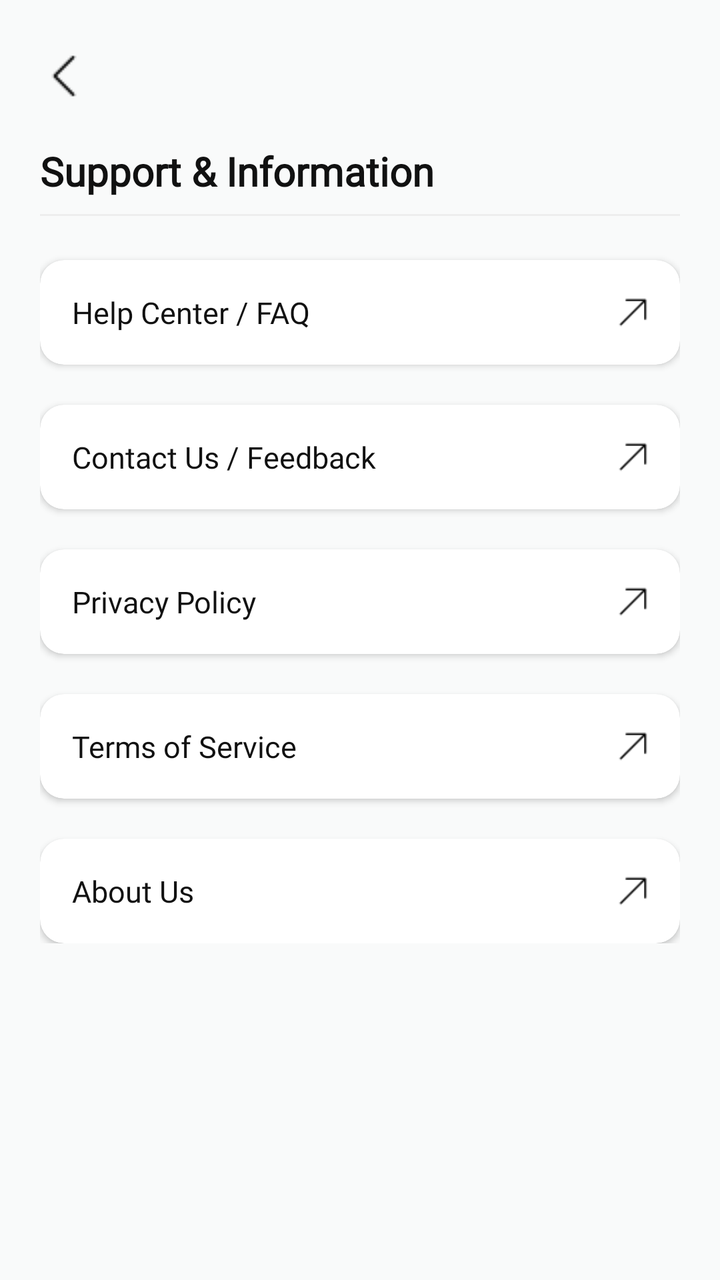
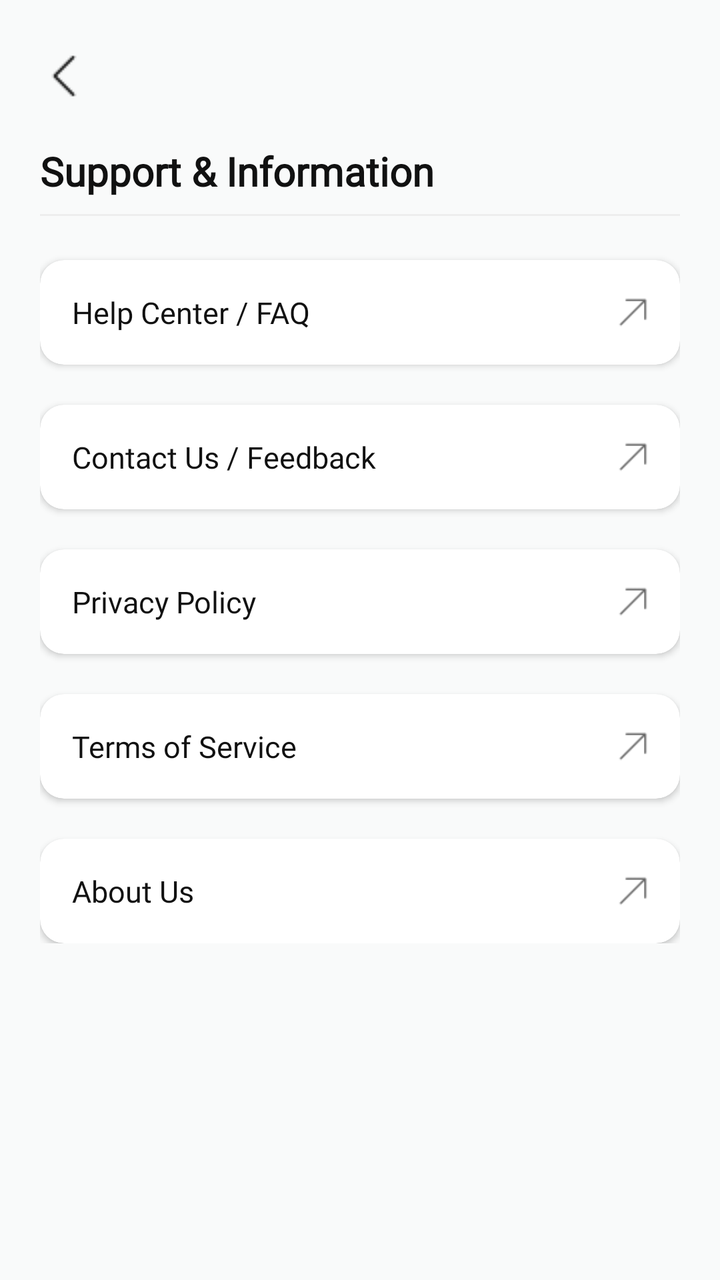

Before-and-after screenshots of an Android layout around one commit, followed by the original layout XML and the change that was made.
<!-- AndroidManifest.xml: application theme Theme.SmartGrow -->
<!-- res/layout/fragment_support_info.xml -->
<?xml version="1.0" encoding="utf-8"?>
<androidx.constraintlayout.widget.ConstraintLayout
    xmlns:android="http://schemas.android.com/apk/res/android"
    xmlns:app="http://schemas.android.com/apk/res-auto"
    android:layout_width="match_parent"
    android:layout_height="match_parent"
    android:background="#F9FAFA"
    android:padding="20dp">

    <ImageView
        android:id="@+id/btn_back_support"
        android:layout_width="wrap_content"
        android:layout_height="36dp"
        android:background="?attr/selectableItemBackgroundBorderless"
        android:clickable="true"
        android:focusable="true"
        android:src="@drawable/ic_back"
        app:layout_constraintStart_toStartOf="parent"
        app:layout_constraintTop_toTopOf="parent"
        android:contentDescription="Go back"/>

    <TextView
        android:id="@+id/tv_support_info_title"
        android:layout_width="wrap_content"
        android:layout_height="wrap_content"
        android:layout_marginTop="16dp"
        android:text="Support &amp; Information"
        android:textColor="#111111"
        android:textSize="20sp"
        android:textStyle="bold"
        android:fontFamily="@font/poppins"
        app:layout_constraintStart_toStartOf="parent"
        app:layout_constraintTop_toBottomOf="@id/btn_back_support" />

    <View
        android:id="@+id/header_divider"
        android:layout_width="match_parent"
        android:layout_height="1dp"
        android:background="#EEEEEE"
        android:layout_marginTop="8dp"
        app:layout_constraintTop_toBottomOf="@id/tv_support_info_title"/>

    <LinearLayout
        android:layout_width="match_parent"
        android:layout_height="wrap_content"
        android:layout_marginTop="12dp"
        android:orientation="vertical"
        app:layout_constraintTop_toBottomOf="@id/header_divider">

        <com.google.android.material.card.MaterialCardView
            android:id="@+id/item_help_center"
            android:layout_width="match_parent"
            android:layout_height="wrap_content"
            android:layout_marginBottom="10dp"
            android:clickable="true"
            android:focusable="true"
            android:layout_marginTop="10dp"
            android:foreground="?attr/selectableItemBackground"
            app:cardBackgroundColor="#FFFFFF"
            app:cardCornerRadius="12dp"
            app:strokeWidth="0dp"
            app:cardElevation="2dp">
            <androidx.constraintlayout.widget.ConstraintLayout
                android:layout_width="match_parent"
                android:layout_height="wrap_content"
                android:padding="16dp">
                <TextView
                    android:layout_width="wrap_content"
                    android:layout_height="wrap_content"
                    android:text="Help Center / FAQ"
                    android:textColor="#111111"
                    android:textSize="15sp"
                    android:fontFamily="@font/poppins"
                    app:layout_constraintStart_toStartOf="parent"
                    app:layout_constraintTop_toTopOf="parent"
                    app:layout_constraintBottom_toBottomOf="parent" />
                <ImageView
                    android:layout_width="15dp"
                    android:layout_height="15dp"
                    android:src="@drawable/ic_up_right"
                    app:layout_constraintEnd_toEndOf="parent"
                    app:layout_constraintTop_toTopOf="parent"
                    app:layout_constraintBottom_toBottomOf="parent" />
            </androidx.constraintlayout.widget.ConstraintLayout>
        </com.google.android.material.card.MaterialCardView>

        <com.google.android.material.card.MaterialCardView
            android:id="@+id/item_contact_us"
            android:layout_width="match_parent"
            android:layout_height="wrap_content"
            android:layout_marginBottom="10dp"
            android:clickable="true"
            android:focusable="true"
            android:layout_marginTop="10dp"
            android:foreground="?attr/selectableItemBackground"
            app:cardBackgroundColor="#FFFFFF"
            app:cardCornerRadius="12dp"
            app:strokeWidth="0dp"
            app:cardElevation="2dp">
            <androidx.constraintlayout.widget.ConstraintLayout
                android:layout_width="match_parent"
                android:layout_height="wrap_content"
                android:padding="16dp">
                <TextView
                    android:layout_width="wrap_content"
                    android:layout_height="wrap_content"
                    android:text="Contact Us / Feedback"
                    android:textColor="#111111"
                    android:textSize="15sp"
                    android:fontFamily="@font/poppins"
                    app:layout_constraintStart_toStartOf="parent"
                    app:layout_constraintTop_toTopOf="parent"
                    app:layout_constraintBottom_toBottomOf="parent" />
                <ImageView
                    android:layout_width="15dp"
                    android:layout_height="15dp"
                    android:src="@drawable/ic_up_right"
                    app:layout_constraintEnd_toEndOf="parent"
                    app:layout_constraintTop_toTopOf="parent"
                    app:layout_constraintBottom_toBottomOf="parent" />
            </androidx.constraintlayout.widget.ConstraintLayout>
        </com.google.android.material.card.MaterialCardView>

        <com.google.android.material.card.MaterialCardView
            android:id="@+id/item_privacy_policy"
            android:layout_width="match_parent"
            android:layout_height="wrap_content"
            android:layout_marginBottom="10dp"
            android:clickable="true"
            android:focusable="true"
            android:layout_marginTop="10dp"
            android:foreground="?attr/selectableItemBackground"
            app:cardBackgroundColor="#FFFFFF"
            app:cardCornerRadius="12dp"
            app:strokeWidth="0dp"
            app:cardElevation="2dp">
            <androidx.constraintlayout.widget.ConstraintLayout
                android:layout_width="match_parent"
                android:layout_height="wrap_content"
                android:padding="16dp">
                <TextView
                    android:layout_width="wrap_content"
                    android:layout_height="wrap_content"
                    android:text="Privacy Policy"
                    android:textColor="#111111"
                    android:textSize="15sp"
                    android:fontFamily="@font/poppins"
                    app:layout_constraintStart_toStartOf="parent"
                    app:layout_constraintTop_toTopOf="parent"
                    app:layout_constraintBottom_toBottomOf="parent" />
                <ImageView
                    android:layout_width="15dp"
                    android:layout_height="15dp"
                    android:src="@drawable/ic_up_right"
                    app:layout_constraintEnd_toEndOf="parent"
                    app:layout_constraintTop_toTopOf="parent"
                    app:layout_constraintBottom_toBottomOf="parent" />
            </androidx.constraintlayout.widget.ConstraintLayout>
        </com.google.android.material.card.MaterialCardView>

        <com.google.android.material.card.MaterialCardView
            android:id="@+id/item_terms_service"
            android:layout_width="match_parent"
            android:layout_height="wrap_content"
            android:layout_marginBottom="10dp"
            android:clickable="true"
            android:focusable="true"
            android:layout_marginTop="10dp"
            android:foreground="?attr/selectableItemBackground"
            app:cardBackgroundColor="#FFFFFF"
            app:cardCornerRadius="12dp"
            app:strokeWidth="0dp"
            app:cardElevation="2dp">
            <androidx.constraintlayout.widget.ConstraintLayout
                android:layout_width="match_parent"
                android:layout_height="wrap_content"
                android:padding="16dp">
                <TextView
                    android:layout_width="wrap_content"
                    android:layout_height="wrap_content"
                    android:text="Terms of Service"
                    android:textColor="#111111"
                    android:textSize="15sp"
                    android:fontFamily="@font/poppins"
                    app:layout_constraintStart_toStartOf="parent"
                    app:layout_constraintTop_toTopOf="parent"
                    app:layout_constraintBottom_toBottomOf="parent" />
                <ImageView
                    android:layout_width="15dp"
                    android:layout_height="15dp"
                    android:src="@drawable/ic_up_right"
                    app:layout_constraintEnd_toEndOf="parent"
                    app:layout_constraintTop_toTopOf="parent"
                    app:layout_constraintBottom_toBottomOf="parent" />
            </androidx.constraintlayout.widget.ConstraintLayout>
        </com.google.android.material.card.MaterialCardView>

        <com.google.android.material.card.MaterialCardView
            android:id="@+id/item_about_smartgrow"
            android:layout_width="match_parent"
            android:layout_height="wrap_content"
            app:cardBackgroundColor="#FFFFFF"
            app:cardCornerRadius="12dp"
            app:strokeWidth="0dp"
            android:layout_marginTop="10dp"
            app:cardElevation="2dp">
            <androidx.constraintlayout.widget.ConstraintLayout
                android:layout_width="match_parent"
                android:layout_height="wrap_content"
                android:padding="16dp">
                <TextView
                    android:id="@+id/tv_about_app"
                    android:layout_width="wrap_content"
                    android:layout_height="wrap_content"
                    android:text="About Us"
                    android:textColor="#111111"
                    android:textSize="15sp"
                    android:fontFamily="@font/poppins"
                    app:layout_constraintStart_toStartOf="parent"
                    app:layout_constraintTop_toTopOf="parent" />
                <ImageView
                    android:layout_width="15dp"
                    android:layout_height="15dp"
                    android:src="@drawable/ic_up_right"
                    app:layout_constraintEnd_toEndOf="parent"
                    app:layout_constraintTop_toTopOf="parent"
                    app:layout_constraintBottom_toBottomOf="parent" />

            </androidx.constraintlayout.widget.ConstraintLayout>
        </com.google.android.material.card.MaterialCardView>

    </LinearLayout>
</androidx.constraintlayout.widget.ConstraintLayout>
<!-- resources referenced by this layout -->
<resources>
  <!-- drawable ic_back: png bitmap (drawable, 215 bytes) -->
  <!-- drawable ic_up_right: png bitmap (drawable, 299 bytes) -->
  <style name="Theme.SmartGrow" parent="Base.Theme.SmartGrow" />
  <style name="Base.Theme.SmartGrow" parent="Theme.Material3.DayNight.NoActionBar">
          <item name="android:windowBackground">@android:color/white</item>
          <item name="android:windowDisablePreview">true</item>
  
          
          <item name="android:statusBarColor">#FFFFFF</item>
          <item name="android:windowLightStatusBar">true</item>
  
          
          <item name="android:navigationBarColor">#FFFFFF</item>
          <item name="android:windowLightNavigationBar" tools:targetApi="o">true</item>
  
          <item name="android:windowDrawsSystemBarBackgrounds">true</item>
          <item name="android:windowTranslucentStatus">false</item>
          <item name="android:windowTranslucentNavigation">false</item>
      </style>
</resources>

<!-- the commit's change to res/layout/fragment_support_info.xml (unified diff, before → after) -->
@@ -4,7 +4,7 @@
     xmlns:app="http://schemas.android.com/apk/res-auto"
     android:layout_width="match_parent"
     android:layout_height="match_parent"
-    android:background="#F9FAFA"
+    android:background="@color/background"
     android:padding="20dp">
 
     <ImageView
@@ -17,6 +17,7 @@
         android:src="@drawable/ic_back"
         app:layout_constraintStart_toStartOf="parent"
         app:layout_constraintTop_toTopOf="parent"
+        app:tint="@color/text_primary"
         android:contentDescription="Go back"/>
 
     <TextView
@@ -25,7 +26,7 @@
         android:layout_height="wrap_content"
         android:layout_marginTop="16dp"
         android:text="Support &amp; Information"
-        android:textColor="#111111"
+        android:textColor="@color/text_primary"
         android:textSize="20sp"
         android:textStyle="bold"
         android:fontFamily="@font/poppins"
@@ -36,7 +37,7 @@
         android:id="@+id/header_divider"
         android:layout_width="match_parent"
         android:layout_height="1dp"
-        android:background="#EEEEEE"
+        android:background="@color/divider"
         android:layout_marginTop="8dp"
         app:layout_constraintTop_toBottomOf="@id/tv_support_info_title"/>
 
@@ -56,7 +57,7 @@
             android:focusable="true"
             android:layout_marginTop="10dp"
             android:foreground="?attr/selectableItemBackground"
-            app:cardBackgroundColor="#FFFFFF"
+            app:cardBackgroundColor="@color/card_background"
             app:cardCornerRadius="12dp"
             app:strokeWidth="0dp"
             app:cardElevation="2dp">
@@ -68,16 +69,17 @@
                     android:layout_width="wrap_content"
                     android:layout_height="wrap_content"
                     android:text="Help Center / FAQ"
-                    android:textColor="#111111"
-                    android:textSize="15sp"
-                    android:fontFamily="@font/poppins"
-                    app:layout_constraintStart_toStartOf="parent"
-                    app:layout_constraintTop_toTopOf="parent"
-                    app:layout_constraintBottom_toBottomOf="parent" />
-                <ImageView
-                    android:layout_width="15dp"
-                    android:layout_height="15dp"
-                    android:src="@drawable/ic_up_right"
+                    android:textColor="@color/text_primary"
+                    android:textSize="15sp"
+                    android:fontFamily="@font/poppins"
+                    app:layout_constraintStart_toStartOf="parent"
+                    app:layout_constraintTop_toTopOf="parent"
+                    app:layout_constraintBottom_toBottomOf="parent" />
+                <ImageView
+                    android:layout_width="15dp"
+                    android:layout_height="15dp"
+                    android:src="@drawable/ic_up_right"
+                    app:tint="@color/text_secondary"
                     app:layout_constraintEnd_toEndOf="parent"
                     app:layout_constraintTop_toTopOf="parent"
                     app:layout_constraintBottom_toBottomOf="parent" />
@@ -93,7 +95,7 @@
             android:focusable="true"
             android:layout_marginTop="10dp"
             android:foreground="?attr/selectableItemBackground"
-            app:cardBackgroundColor="#FFFFFF"
+            app:cardBackgroundColor="@color/card_background"
             app:cardCornerRadius="12dp"
             app:strokeWidth="0dp"
             app:cardElevation="2dp">
@@ -105,16 +107,17 @@
                     android:layout_width="wrap_content"
                     android:layout_height="wrap_content"
                     android:text="Contact Us / Feedback"
-                    android:textColor="#111111"
-                    android:textSize="15sp"
-                    android:fontFamily="@font/poppins"
-                    app:layout_constraintStart_toStartOf="parent"
-                    app:layout_constraintTop_toTopOf="parent"
-                    app:layout_constraintBottom_toBottomOf="parent" />
-                <ImageView
-                    android:layout_width="15dp"
-                    android:layout_height="15dp"
-                    android:src="@drawable/ic_up_right"
+                    android:textColor="@color/text_primary"
+                    android:textSize="15sp"
+                    android:fontFamily="@font/poppins"
+                    app:layout_constraintStart_toStartOf="parent"
+                    app:layout_constraintTop_toTopOf="parent"
+                    app:layout_constraintBottom_toBottomOf="parent" />
+                <ImageView
+                    android:layout_width="15dp"
+                    android:layout_height="15dp"
+                    android:src="@drawable/ic_up_right"
+                    app:tint="@color/text_secondary"
                     app:layout_constraintEnd_toEndOf="parent"
                     app:layout_constraintTop_toTopOf="parent"
                     app:layout_constraintBottom_toBottomOf="parent" />
@@ -130,7 +133,7 @@
             android:focusable="true"
             android:layout_marginTop="10dp"
             android:foreground="?attr/selectableItemBackground"
-            app:cardBackgroundColor="#FFFFFF"
+            app:cardBackgroundColor="@color/card_background"
             app:cardCornerRadius="12dp"
             app:strokeWidth="0dp"
             app:cardElevation="2dp">
@@ -142,16 +145,17 @@
                     android:layout_width="wrap_content"
                     android:layout_height="wrap_content"
                     android:text="Privacy Policy"
-                    android:textColor="#111111"
-                    android:textSize="15sp"
-                    android:fontFamily="@font/poppins"
-                    app:layout_constraintStart_toStartOf="parent"
-                    app:layout_constraintTop_toTopOf="parent"
-                    app:layout_constraintBottom_toBottomOf="parent" />
-                <ImageView
-                    android:layout_width="15dp"
-                    android:layout_height="15dp"
-                    android:src="@drawable/ic_up_right"
+                    android:textColor="@color/text_primary"
+                    android:textSize="15sp"
+                    android:fontFamily="@font/poppins"
+                    app:layout_constraintStart_toStartOf="parent"
+                    app:layout_constraintTop_toTopOf="parent"
+                    app:layout_constraintBottom_toBottomOf="parent" />
+                <ImageView
+                    android:layout_width="15dp"
+                    android:layout_height="15dp"
+                    android:src="@drawable/ic_up_right"
+                    app:tint="@color/text_secondary"
                     app:layout_constraintEnd_toEndOf="parent"
                     app:layout_constraintTop_toTopOf="parent"
                     app:layout_constraintBottom_toBottomOf="parent" />
@@ -167,7 +171,7 @@
             android:focusable="true"
             android:layout_marginTop="10dp"
             android:foreground="?attr/selectableItemBackground"
-            app:cardBackgroundColor="#FFFFFF"
+            app:cardBackgroundColor="@color/card_background"
             app:cardCornerRadius="12dp"
             app:strokeWidth="0dp"
             app:cardElevation="2dp">
@@ -179,16 +183,17 @@
                     android:layout_width="wrap_content"
                     android:layout_height="wrap_content"
                     android:text="Terms of Service"
-                    android:textColor="#111111"
-                    android:textSize="15sp"
-                    android:fontFamily="@font/poppins"
-                    app:layout_constraintStart_toStartOf="parent"
-                    app:layout_constraintTop_toTopOf="parent"
-                    app:layout_constraintBottom_toBottomOf="parent" />
-                <ImageView
-                    android:layout_width="15dp"
-                    android:layout_height="15dp"
-                    android:src="@drawable/ic_up_right"
+                    android:textColor="@color/text_primary"
+                    android:textSize="15sp"
+                    android:fontFamily="@font/poppins"
+                    app:layout_constraintStart_toStartOf="parent"
+                    app:layout_constraintTop_toTopOf="parent"
+                    app:layout_constraintBottom_toBottomOf="parent" />
+                <ImageView
+                    android:layout_width="15dp"
+                    android:layout_height="15dp"
+                    android:src="@drawable/ic_up_right"
+                    app:tint="@color/text_secondary"
                     app:layout_constraintEnd_toEndOf="parent"
                     app:layout_constraintTop_toTopOf="parent"
                     app:layout_constraintBottom_toBottomOf="parent" />
@@ -199,7 +204,7 @@
             android:id="@+id/item_about_smartgrow"
             android:layout_width="match_parent"
             android:layout_height="wrap_content"
-            app:cardBackgroundColor="#FFFFFF"
+            app:cardBackgroundColor="@color/card_background"
             app:cardCornerRadius="12dp"
             app:strokeWidth="0dp"
             android:layout_marginTop="10dp"
@@ -213,7 +218,7 @@
                     android:layout_width="wrap_content"
                     android:layout_height="wrap_content"
                     android:text="About Us"
-                    android:textColor="#111111"
+                    android:textColor="@color/text_primary"
                     android:textSize="15sp"
                     android:fontFamily="@font/poppins"
                     app:layout_constraintStart_toStartOf="parent"
@@ -222,6 +227,7 @@
                     android:layout_width="15dp"
                     android:layout_height="15dp"
                     android:src="@drawable/ic_up_right"
+                    app:tint="@color/text_secondary"
                     app:layout_constraintEnd_toEndOf="parent"
                     app:layout_constraintTop_toTopOf="parent"
                     app:layout_constraintBottom_toBottomOf="parent" />
<!-- resource entries referenced after the edit -->
@@ -1,18 +1,23 @@
 <!-- resources referenced by this layout -->
 <resources>
+  <color name="background">#F9FAFA</color>
+  <color name="card_background">#FFFFFF</color>
+  <color name="divider">#EEEEEE</color>
+  <color name="text_primary">#111111</color>
+  <color name="text_secondary">#666666</color>
   <!-- drawable ic_back: png bitmap (drawable, 215 bytes) -->
   <!-- drawable ic_up_right: png bitmap (drawable, 299 bytes) -->
   <style name="Theme.SmartGrow" parent="Base.Theme.SmartGrow" />
   <style name="Base.Theme.SmartGrow" parent="Theme.Material3.DayNight.NoActionBar">
-          <item name="android:windowBackground">@android:color/white</item>
+          <item name="android:windowBackground">@color/background</item>
           <item name="android:windowDisablePreview">true</item>
   
           
-          <item name="android:statusBarColor">#FFFFFF</item>
+          <item name="android:statusBarColor">@color/background</item>
           <item name="android:windowLightStatusBar">true</item>
   
           
-          <item name="android:navigationBarColor">#FFFFFF</item>
+          <item name="android:navigationBarColor">@color/background</item>
           <item name="android:windowLightNavigationBar" tools:targetApi="o">true</item>
   
           <item name="android:windowDrawsSystemBarBackgrounds">true</item>
